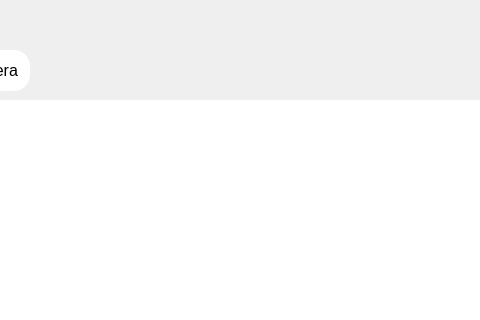
Above: main.ui from manhcuong03/PCB_detection before the change; both pictures show x 121 to 601 and y 0 to 320 of the 1091 by 655 pixel window. Below: the same form after it.
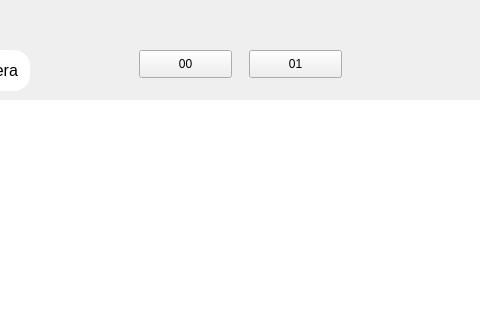
That is the form after the change.

```diff
--- a/main.ui
+++ b/main.ui
@@ -179,6 +179,32 @@
      <string>Captures</string>
     </property>
    </widget>
+   <widget class="QPushButton" name="btn00">
+    <property name="geometry">
+     <rect>
+      <x>260</x>
+      <y>50</y>
+      <width>93</width>
+      <height>28</height>
+     </rect>
+    </property>
+    <property name="text">
+     <string>00</string>
+    </property>
+   </widget>
+   <widget class="QPushButton" name="btn01">
+    <property name="geometry">
+     <rect>
+      <x>370</x>
+      <y>50</y>
+      <width>93</width>
+      <height>28</height>
+     </rect>
+    </property>
+    <property name="text">
+     <string>01</string>
+    </property>
+   </widget>
   </widget>
   <widget class="QMenuBar" name="menubar">
    <property name="geometry">
```
